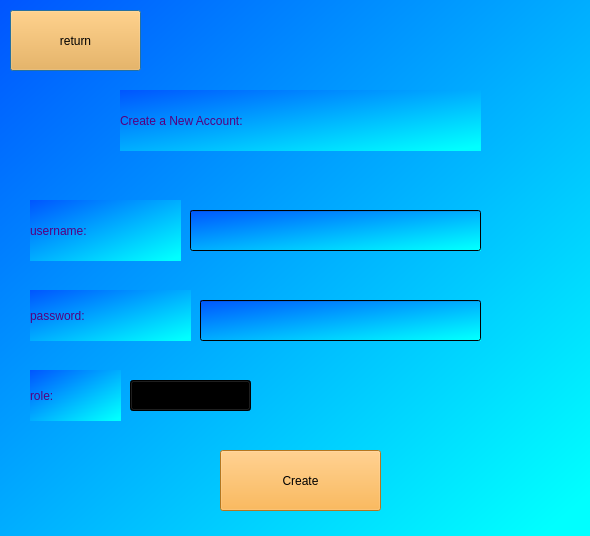
Qt form signup.ui (Ahmed1614/qt-bla) before a commit.
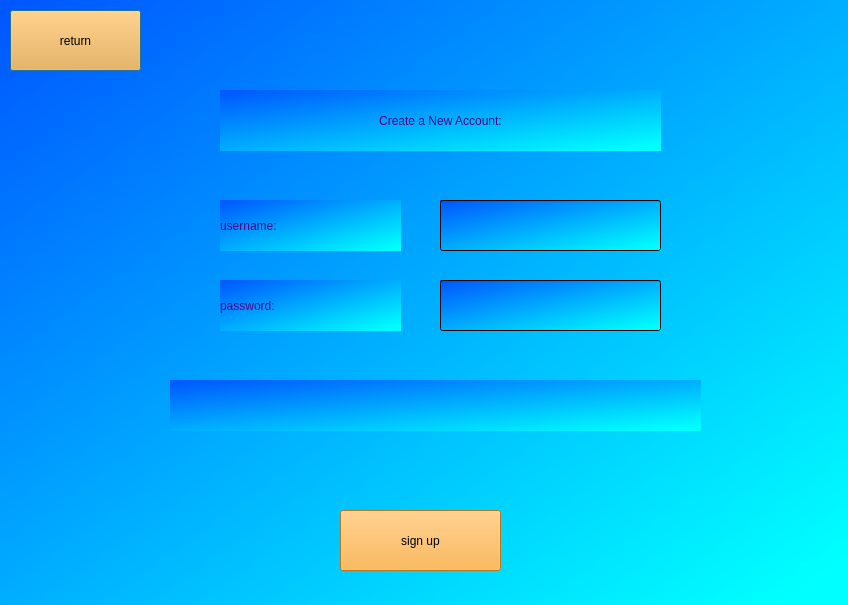
The same form after that commit.

What changed in the file:
```diff
--- a/signup.ui
+++ b/signup.ui
@@ -6,8 +6,8 @@
    <rect>
     <x>0</x>
     <y>0</y>
-    <width>590</width>
-    <height>536</height>
+    <width>848</width>
+    <height>605</height>
    </rect>
   </property>
   <property name="windowTitle">
@@ -19,9 +19,9 @@
   <widget class="QLabel" name="label">
    <property name="geometry">
     <rect>
-     <x>120</x>
+     <x>220</x>
      <y>90</y>
-     <width>361</width>
+     <width>441</width>
      <height>61</height>
     </rect>
    </property>
@@ -32,14 +32,17 @@
    <property name="text">
     <string>Create a New Account:</string>
    </property>
+   <property name="alignment">
+    <set>Qt::AlignmentFlag::AlignCenter</set>
+   </property>
   </widget>
   <widget class="QLabel" name="label_2">
    <property name="geometry">
     <rect>
-     <x>30</x>
+     <x>220</x>
      <y>200</y>
-     <width>151</width>
-     <height>61</height>
+     <width>181</width>
+     <height>51</height>
     </rect>
    </property>
    <property name="styleSheet">
@@ -53,9 +56,9 @@
   <widget class="QLabel" name="label_3">
    <property name="geometry">
     <rect>
-     <x>30</x>
-     <y>290</y>
-     <width>161</width>
+     <x>220</x>
+     <y>280</y>
+     <width>181</width>
      <height>51</height>
     </rect>
    </property>
@@ -85,82 +88,88 @@
     <string>return</string>
    </property>
   </widget>
-  <widget class="QLabel" name="label_4">
+  <widget class="QLineEdit" name="signup_name">
    <property name="geometry">
     <rect>
-     <x>30</x>
-     <y>370</y>
-     <width>91</width>
+     <x>440</x>
+     <y>200</y>
+     <width>221</width>
      <height>51</height>
     </rect>
    </property>
-   <property name="styleSheet">
-    <string notr="true">font: 700 20pt &quot;Segoe Script&quot;;
-color: rgb(85, 0, 127);</string>
+   <property name="font">
+    <font>
+     <family>Segoe Script</family>
+     <pointsize>12</pointsize>
+    </font>
+   </property>
+  </widget>
+  <widget class="QLineEdit" name="signup_pass">
+   <property name="geometry">
+    <rect>
+     <x>440</x>
+     <y>280</y>
+     <width>221</width>
+     <height>51</height>
+    </rect>
+   </property>
+   <property name="font">
+    <font>
+     <family>Segoe Script</family>
+     <pointsize>12</pointsize>
+    </font>
    </property>
    <property name="text">
-    <string>role:</string>
-   </property>
-  </widget>
-  <widget class="QLineEdit" name="lineEdit">
-   <property name="geometry">
-    <rect>
-     <x>190</x>
-     <y>210</y>
-     <width>291</width>
-     <height>41</height>
-    </rect>
-   </property>
-  </widget>
-  <widget class="QLineEdit" name="lineEdit_2">
-   <property name="geometry">
-    <rect>
-     <x>200</x>
-     <y>300</y>
-     <width>281</width>
-     <height>41</height>
-    </rect>
+    <string/>
    </property>
    <property name="echoMode">
     <enum>QLineEdit::EchoMode::Password</enum>
    </property>
   </widget>
-  <widget class="QComboBox" name="comboBox">
+  <widget class="QPushButton" name="sign_up">
    <property name="geometry">
     <rect>
-     <x>130</x>
+     <x>340</x>
+     <y>510</y>
+     <width>161</width>
+     <height>61</height>
+    </rect>
+   </property>
+   <property name="styleSheet">
+    <string notr="true">font: 14pt &quot;Showcard Gothic&quot;;
+color: rgb(0, 0, 0);
+background-color: rgb(251, 167, 45);</string>
+   </property>
+   <property name="text">
+    <string>sign up</string>
+   </property>
+  </widget>
+  <widget class="QLabel" name="error">
+   <property name="enabled">
+    <bool>true</bool>
+   </property>
+   <property name="geometry">
+    <rect>
+     <x>170</x>
      <y>380</y>
-     <width>121</width>
-     <height>31</height>
+     <width>531</width>
+     <height>51</height>
     </rect>
    </property>
-   <item>
-    <property name="text">
-     <string>user</string>
-    </property>
-   </item>
-   <item>
-    <property name="text">
-     <string>admin</string>
-    </property>
-   </item>
-  </widget>
-  <widget class="QPushButton" name="pushButton_4">
-   <property name="geometry">
-    <rect>
-     <x>220</x>
-     <y>450</y>
-     <width>161</width>
-     <height>61</height>
-    </rect>
+   <property name="font">
+    <font>
+     <family>Segoe Script</family>
+     <pointsize>12</pointsize>
+    </font>
    </property>
-   <property name="styleSheet">
-    <string notr="true">font: 14pt &quot;Showcard Gothic&quot;;
-color: rgb(0, 0, 0);
-background-color: rgb(251, 167, 45);</string>
+   <property name="autoFillBackground">
+    <bool>false</bool>
    </property>
    <property name="text">
-    <string>Create</string>
+    <string/>
+   </property>
+   <property name="alignment">
+    <set>Qt::AlignmentFlag::AlignCenter</set>
    </property>
   </widget>
  </widget>
```
Left out of the diff: 16 changed lines with no effect on the pictures.
